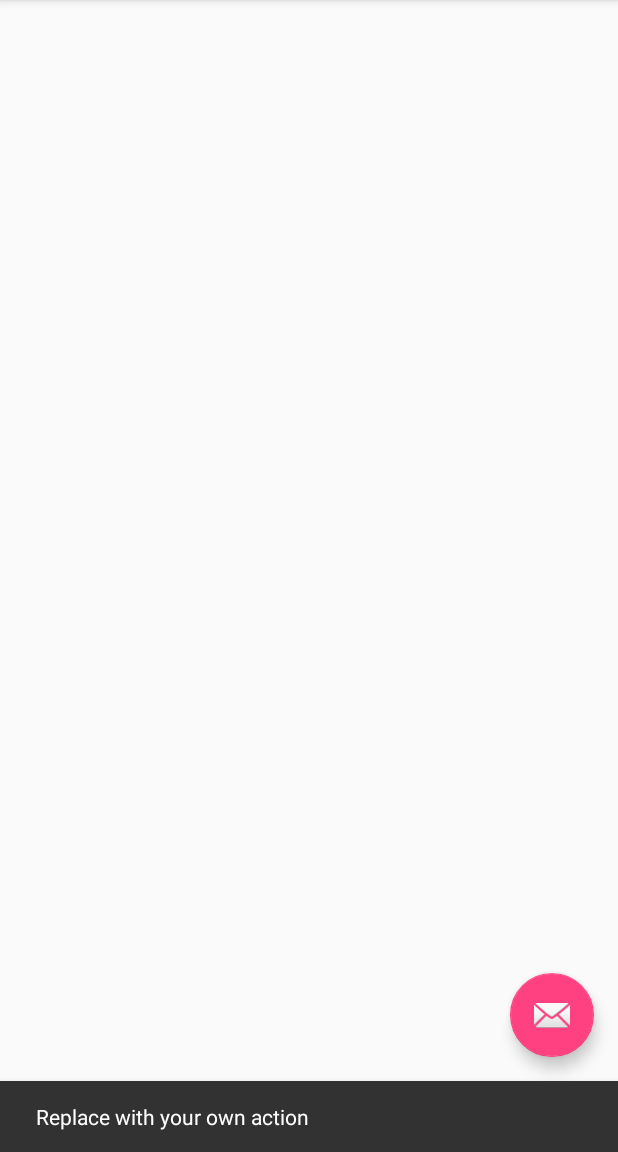
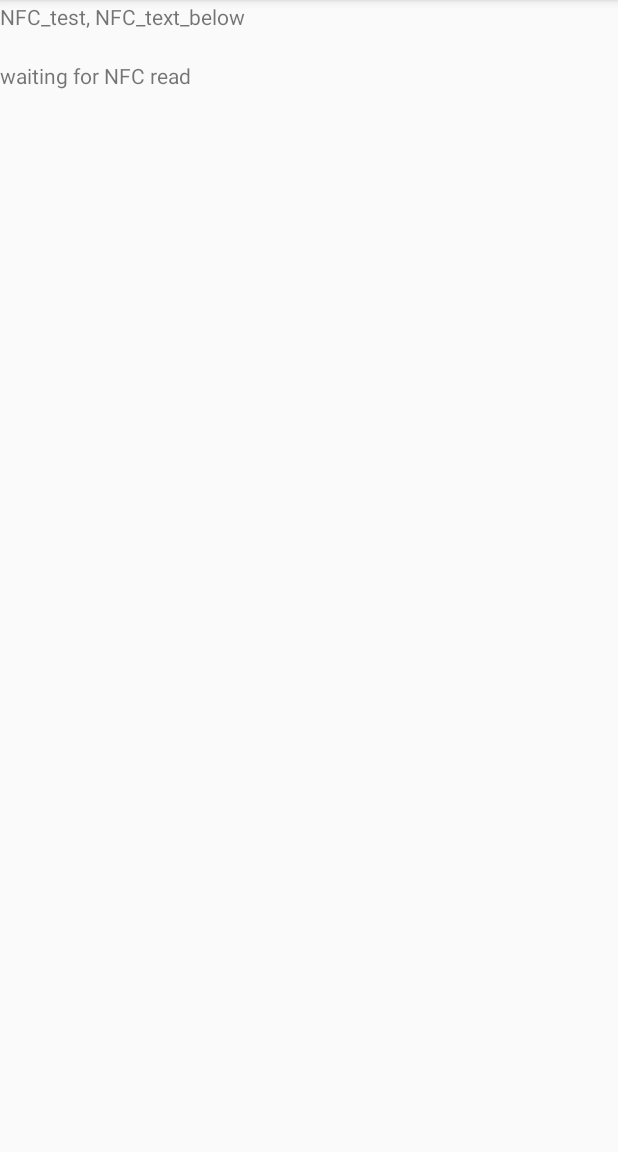
Before and after one commit to mxumichael/WardrobeAdvisor, an Android app: the screen it shows after launch (Home before the commit, nfc_test_page after it), after a tap on an icon or button, on a phone screen of 412 x 824 dp, the part 84-1236 px from its top. Run offline under Robolectric (Android 15) with nearby library versions, the phone set to English and light mode, and no system bars.

Commit message:
fixing up nfc errors from last commit
Merge remote-tracking branch 'origin/master'

# Conflicts:
#	app/src/main/java/com/example/anandchandrasekar/wardrobeadvisor/Home.java
#	app/src/main/res/layout/content_home.xml

```diff
--- a/app/src/main/AndroidManifest.xml
+++ b/app/src/main/AndroidManifest.xml
@@ -39,6 +39,8 @@
         </activity>
         <activity android:name=".FilterBarTestActivity" >
         </activity>
+        <activity android:name=".nfc_test_page" >
+        </activity>
     </application>
 
 
--- a/app/src/main/java/com/example/anandchandrasekar/wardrobeadvisor/Home.java
+++ b/app/src/main/java/com/example/anandchandrasekar/wardrobeadvisor/Home.java
@@ -27,9 +27,6 @@ import java.util.Arrays;
 
 public class Home extends AppCompatActivity {
 
-    private NfcAdapter mNfcAdapter;
-    public static final String MIME_TEXT_PLAIN = "text/plain";
-    TextView mTextView;
 
     @Override
     protected void onCreate(Bundle savedInstanceState) {
@@ -38,7 +35,6 @@ public class Home extends AppCompatActivity {
         Toolbar toolbar = (Toolbar) findViewById(R.id.toolbar);
         setSupportActionBar(toolbar);
 
-        nfcTest();
 
         FloatingActionButton fab = (FloatingActionButton) findViewById(R.id.fab);
         fab.setOnClickListener(new View.OnClickListener() {
@@ -46,22 +42,30 @@ public class Home extends AppCompatActivity {
             public void onClick(View view) {
                 Snackbar.make(view, "Replace with your own action", Snackbar.LENGTH_LONG)
                         .setAction("Action", null).show();
+                Intent i = new Intent(getApplicationContext(), nfc_test_page.class);
+                startActivity(i);
             }
         });
     }
 
     private void nfcTest() {
+        NfcAdapter mNfcAdapter;
+        String MIME_TEXT_PLAIN = "text/plain";
         mNfcAdapter = NfcAdapter.getDefaultAdapter(this);
 
         String is_nfc_ok = nfcSupportCheck();
         if (is_nfc_ok.equals("FAIL")){
             return;
         }
+        setContentView(R.layout.nfc_test_page);
         getIntent();
 
     }
 
     private String nfcSupportCheck() {
+        NfcAdapter mNfcAdapter;
+        String MIME_TEXT_PLAIN = "text/plain";
+        mNfcAdapter = NfcAdapter.getDefaultAdapter(this);
 
         //copied from http://code.tutsplus.com/tutorials/reading-nfc-tags-with-android--mobile-17278
         if (mNfcAdapter == null) {
@@ -79,106 +83,7 @@ public class Home extends AppCompatActivity {
         }
         return "OK";
     }
-    @Override
-    protected void onResume() {
-        super.onResume();
 
-        /**
-         * It's important, that the activity is in the foreground (resumed). Otherwise
-         * an IllegalStateException is thrown.
-         */
-        setupForegroundDispatch(this, mNfcAdapter);
-    }
-
-    @Override
-    protected void onPause() {
-        /**
-         * Call this before onPause, otherwise an IllegalArgumentException is thrown as well.
-         */
-        stopForegroundDispatch(this, mNfcAdapter);
-
-        super.onPause();
-    }
-
-    @Override
-    protected void onNewIntent(Intent intent) {
-        /**
-         * This method gets called, when a new Intent gets associated with the current activity instance.
-         * Instead of creating a new activity, onNewIntent will be called. For more information have a look
-         * at the documentation.
-         *
-         * In our case this method gets called, when the user attaches a Tag to the device.
-         */
-        handleIntent(intent);
-    }
-
-    private void handleIntent(Intent intent) {
-        /*this part gets called whenever an NFC is detected. I think this calls the Reader to actually read the information*/
-        Toast.makeText(this,"handleIntent has been called", Toast.LENGTH_LONG).show();
-
-        String action = intent.getAction();
-        if (NfcAdapter.ACTION_NDEF_DISCOVERED.equals(action)) {
-
-            String type = intent.getType();
-            if (MIME_TEXT_PLAIN.equals(type)) {
-
-                Tag tag = intent.getParcelableExtra(NfcAdapter.EXTRA_TAG);
-                new NdefReaderTask().execute(tag);
-
-            } else {
-               // Log.d(TAG, "Wrong mime type: " + type);
-                CharSequence temp = "Wrong mime type: " + type;
-                Toast.makeText(this,temp, Toast.LENGTH_LONG).show();
-
-            }
-        } else if (NfcAdapter.ACTION_TECH_DISCOVERED.equals(action)) {
-
-            // In case we would still use the Tech Discovered Intent
-            Tag tag = intent.getParcelableExtra(NfcAdapter.EXTRA_TAG);
-            String[] techList = tag.getTechList();
-            String searchedTech = Ndef.class.getName();
-
-            for (String tech : techList) {
-                if (searchedTech.equals(tech)) {
-                    new NdefReaderTask().execute(tag);
-                    break;
-                }
-            }
-        }
-    }
-
-    /**
-     * @param activity The corresponding {@link Activity} requesting the foreground dispatch.
-     * @param adapter The {@link NfcAdapter} used for the foreground dispatch.
-     */
-    public static void setupForegroundDispatch(final Activity activity, NfcAdapter adapter) {
-        final Intent intent = new Intent(activity.getApplicationContext(), activity.getClass());
-        intent.setFlags(Intent.FLAG_ACTIVITY_SINGLE_TOP);
-
-        final PendingIntent pendingIntent = PendingIntent.getActivity(activity.getApplicationContext(), 0, intent, 0);
-
-        IntentFilter[] filters = new IntentFilter[1];
-        String[][] techList = new String[][]{};
-
-        // Notice that this is the same filter as in our manifest.
-        filters[0] = new IntentFilter();
-        filters[0].addAction(NfcAdapter.ACTION_NDEF_DISCOVERED);
-        filters[0].addCategory(Intent.CATEGORY_DEFAULT);
-        try {
-            filters[0].addDataType(MIME_TEXT_PLAIN);
-        } catch (IntentFilter.MalformedMimeTypeException e) {
-            throw new RuntimeException("Check your mime type.");
-        }
-
-        adapter.enableForegroundDispatch(activity, pendingIntent, filters, techList);
-    }
-
-    /**
-     * @param adapter The {@link NfcAdapter} used for the foreground dispatch.
-     */
-    public static void stopForegroundDispatch(final Activity activity, NfcAdapter adapter) {
-        adapter.disableForegroundDispatch(activity);
-    }
 
     @Override
     public boolean onCreateOptionsMenu(Menu menu) {
@@ -201,73 +106,5 @@ public class Home extends AppCompatActivity {
 
         return super.onOptionsItemSelected(item);
     }
-    /**
-     * Background task for reading the data. Do not block the UI thread while reading.
-     *
-     * @author Ralf Wondratschek
-     *
-     */
-    private class NdefReaderTask extends AsyncTask<Tag, Void, String> {
-        TextView mTextView;
-        @Override
-        protected String doInBackground(Tag... params) {
-            Tag tag = params[0];
 
-            Ndef ndef = Ndef.get(tag);
-            if (ndef == null) {
-                // NDEF is not supported by this Tag.
-                return null;
-            }
-
-            NdefMessage ndefMessage = ndef.getCachedNdefMessage();
-
-            NdefRecord[] records = ndefMessage.getRecords();
-            for (NdefRecord ndefRecord : records) {
-                if (ndefRecord.getTnf() == NdefRecord.TNF_WELL_KNOWN && Arrays.equals(ndefRecord.getType(), NdefRecord.RTD_TEXT)) {
-                    try {
-                        return readText(ndefRecord);
-                    } catch (UnsupportedEncodingException e) {
-                        Log.e(ndefRecord.toString(), "Unsupported Encoding", e);
-                    }
-                }
-            }
-
-            return null;
-        }
-
-        private String readText(NdefRecord record) throws UnsupportedEncodingException {
-        /*
-         * See NFC forum specification for "Text Record Type Definition" at 3.2.1
-         *
-         * http://www.nfc-forum.org/specs/
-         *
-         * bit_7 defines encoding
-         * bit_6 reserved for future use, must be 0
-         * bit_5..0 length of IANA language code
-         */
-
-            byte[] payload = record.getPayload();
-
-            // Get the Text Encoding
-            String textEncoding = ((payload[0] & 128) == 0) ? "UTF-8" : "UTF-16";
-
-            // Get the Language Code
-            int languageCodeLength = payload[0] & 0063;
-
-            // String languageCode = new String(payload, 1, languageCodeLength, "US-ASCII");
-            // e.g. "en"
-
-            // Get the Text
-            return new String(payload, languageCodeLength + 1, payload.length - languageCodeLength - 1, textEncoding);
-        }
-
-        @Override
-        protected void onPostExecute(String result) {
-            mTextView = (TextView) findViewById(R.id.nfc_test);
-
-            if (result != null) {
-                mTextView.setText("Read content: " + result);
-            }
-        }
-    }
 }
--- /dev/null
+++ b/app/src/main/java/com/example/anandchandrasekar/wardrobeadvisor/nfc_test_page.java
@@ -0,0 +1,284 @@
+package com.example.anandchandrasekar.wardrobeadvisor;
+
+import android.app.Activity;
+import android.app.PendingIntent;
+import android.content.Intent;
+import android.content.IntentFilter;
+import android.nfc.NdefMessage;
+import android.nfc.NdefRecord;
+import android.nfc.NfcAdapter;
+import android.nfc.Tag;
+import android.nfc.tech.Ndef;
+import android.os.AsyncTask;
+import android.os.Bundle;
+import android.support.design.widget.FloatingActionButton;
+import android.support.design.widget.Snackbar;
+import android.support.v7.app.AppCompatActivity;
+import android.support.v7.widget.Toolbar;
+import android.util.Log;
+import android.view.Menu;
+import android.view.MenuItem;
+import android.view.View;
+import android.widget.TextView;
+import android.widget.Toast;
+
+import java.io.UnsupportedEncodingException;
+import java.util.Arrays;
+
+public class nfc_test_page extends AppCompatActivity {
+
+    private NfcAdapter mNfcAdapter;
+    public static final String MIME_TEXT_PLAIN = "text/plain";
+    TextView mTextView;
+
+    @Override
+    protected void onCreate(Bundle savedInstanceState) {
+        super.onCreate(savedInstanceState);
+        setContentView(R.layout.nfc_test_page);
+//        Toolbar toolbar = (Toolbar) findViewById(R.id.toolbar);
+//        setSupportActionBar(toolbar);
+
+        nfcTest();
+
+//        FloatingActionButton fab = (FloatingActionButton) findViewById(R.id.fab);
+//        fab.setOnClickListener(new View.OnClickListener() {
+//            @Override
+//            public void onClick(View view) {
+//                Snackbar.make(view, "Replace with your own action", Snackbar.LENGTH_LONG)
+//                        .setAction("Action", null).show();
+//            }
+//        });
+    }
+
+    private void nfcTest() {
+        mNfcAdapter = NfcAdapter.getDefaultAdapter(this);
+
+        String is_nfc_ok = nfcSupportCheck();
+        if (is_nfc_ok.equals("FAIL")){
+            return;
+        }
+        setContentView(R.layout.nfc_test_page);
+        getIntent();
+
+    }
+
+    private String nfcSupportCheck() {
+
+        //copied from http://code.tutsplus.com/tutorials/reading-nfc-tags-with-android--mobile-17278
+        if (mNfcAdapter == null) {
+            // Stop here, we definitely need NFC
+            Toast.makeText(this, "This device doesn't support NFC.", Toast.LENGTH_LONG).show();
+            //finish();
+            return "FAIL";
+        }
+
+        if (!mNfcAdapter.isEnabled()) {
+            Toast.makeText(this,"NFC is disabled.", Toast.LENGTH_LONG).show();
+            return "FAIL";
+        } else {
+            Toast.makeText(this,"NFC is OK.", Toast.LENGTH_LONG).show();
+        }
+        return "OK";
+    }
+    @Override
+    protected void onResume() {
+        super.onResume();
+
+        /**
+         * It's important, that the activity is in the foreground (resumed). Otherwise
+         * an IllegalStateException is thrown.
+         */
+        String is_nfc_ok = nfcSupportCheck();
+        if (is_nfc_ok.equals("FAIL")){
+            //do nothing
+        }else {
+            setupForegroundDispatch(this, mNfcAdapter);
+        }
+    }
+
+    @Override
+    protected void onPause() {
+        /**
+         * Call this before onPause, otherwise an IllegalArgumentException is thrown as well.
+         */
+        String is_nfc_ok = nfcSupportCheck();
+        if (is_nfc_ok.equals("FAIL")){
+            //do nothing
+        }else {
+            setupForegroundDispatch(this, mNfcAdapter);
+        }
+
+        super.onPause();
+    }
+
+    @Override
+    protected void onNewIntent(Intent intent) {
+        /**
+         * This method gets called, when a new Intent gets associated with the current activity instance.
+         * Instead of creating a new activity, onNewIntent will be called. For more information have a look
+         * at the documentation.
+         *
+         * In our case this method gets called, when the user attaches a Tag to the device.
+         */
+        handleIntent(intent);
+    }
+
+    private void handleIntent(Intent intent) {
+        /*this part gets called whenever an NFC is detected. I think this calls the Reader to actually read the information*/
+        Toast.makeText(this,"handleIntent has been called", Toast.LENGTH_LONG).show();
+
+        String action = intent.getAction();
+        if (NfcAdapter.ACTION_NDEF_DISCOVERED.equals(action)) {
+
+            String type = intent.getType();
+            if (MIME_TEXT_PLAIN.equals(type)) {
+
+                Tag tag = intent.getParcelableExtra(NfcAdapter.EXTRA_TAG);
+                new NdefReaderTask().execute(tag);
+
+            } else {
+               // Log.d(TAG, "Wrong mime type: " + type);
+                CharSequence temp = "Wrong mime type: " + type;
+                Toast.makeText(this,temp, Toast.LENGTH_LONG).show();
+
+            }
+        } else if (NfcAdapter.ACTION_TECH_DISCOVERED.equals(action)) {
+
+            // In case we would still use the Tech Discovered Intent
+            Tag tag = intent.getParcelableExtra(NfcAdapter.EXTRA_TAG);
+            String[] techList = tag.getTechList();
+            String searchedTech = Ndef.class.getName();
+
+            for (String tech : techList) {
+                if (searchedTech.equals(tech)) {
+                    new NdefReaderTask().execute(tag);
+                    break;
+                }
+            }
+        }
+    }
+
+    /**
+     * @param activity The corresponding {@link Activity} requesting the foreground dispatch.
+     * @param adapter The {@link NfcAdapter} used for the foreground dispatch.
+     */
+    public static void setupForegroundDispatch(final Activity activity, NfcAdapter adapter) {
+        final Intent intent = new Intent(activity.getApplicationContext(), activity.getClass());
+        intent.setFlags(Intent.FLAG_ACTIVITY_SINGLE_TOP);
+
+        final PendingIntent pendingIntent = PendingIntent.getActivity(activity.getApplicationContext(), 0, intent, 0);
+
+        IntentFilter[] filters = new IntentFilter[1];
+        String[][] techList = new String[][]{};
+
+        // Notice that this is the same filter as in our manifest.
+        filters[0] = new IntentFilter();
+        filters[0].addAction(NfcAdapter.ACTION_NDEF_DISCOVERED);
+        filters[0].addCategory(Intent.CATEGORY_DEFAULT);
+        try {
+            filters[0].addDataType(MIME_TEXT_PLAIN);
+        } catch (IntentFilter.MalformedMimeTypeException e) {
+            throw new RuntimeException("Check your mime type.");
+        }
+
+        adapter.enableForegroundDispatch(activity, pendingIntent, filters, techList);
+    }
+
+    /**
+     * @param adapter The {@link NfcAdapter} used for the foreground dispatch.
+     */
+    public static void stopForegroundDispatch(final Activity activity, NfcAdapter adapter) {
+        adapter.disableForegroundDispatch(activity);
+    }
+
+    @Override
+    public boolean onCreateOptionsMenu(Menu menu) {
+        // Inflate the menu; this adds items to the action bar if it is present.
+        getMenuInflater().inflate(R.menu.menu_home, menu);
+        return true;
+    }
+
+    @Override
+    public boolean onOptionsItemSelected(MenuItem item) {
+        // Handle action bar item clicks here. The action bar will
+        // automatically handle clicks on the Home/Up button, so long
+        // as you specify a parent activity in AndroidManifest.xml.
+        int id = item.getItemId();
+
+        //noinspection SimplifiableIfStatement
+        if (id == R.id.action_settings) {
+            return true;
+        }
+
+        return super.onOptionsItemSelected(item);
+    }
+    /**
+     * Background task for reading the data. Do not block the UI thread while reading.
+     *
+     * @author Ralf Wondratschek
+     *
+     */
+    private class NdefReaderTask extends AsyncTask<Tag, Void, String> {
+        TextView mTextView;
+        @Override
+        protected String doInBackground(Tag... params) {
+            Tag tag = params[0];
+
+            Ndef ndef = Ndef.get(tag);
+            if (ndef == null) {
+                // NDEF is not supported by this Tag.
+                return null;
+            }
+
+            NdefMessage ndefMessage = ndef.getCachedNdefMessage();
+
+            NdefRecord[] records = ndefMessage.getRecords();
+            for (NdefRecord ndefRecord : records) {
+                if (ndefRecord.getTnf() == NdefRecord.TNF_WELL_KNOWN && Arrays.equals(ndefRecord.getType(), NdefRecord.RTD_TEXT)) {
+                    try {
+                        return readText(ndefRecord);
+                    } catch (UnsupportedEncodingException e) {
+                        Log.e(ndefRecord.toString(), "Unsupported Encoding", e);
+                    }
+                }
+            }
+
+            return null;
+        }
+
+        private String readText(NdefRecord record) throws UnsupportedEncodingException {
+        /*
+         * See NFC forum specification for "Text Record Type Definition" at 3.2.1
+         *
+         * http://www.nfc-forum.org/specs/
+         *
+         * bit_7 defines encoding
+         * bit_6 reserved for future use, must be 0
+         * bit_5..0 length of IANA language code
+         */
+
+            byte[] payload = record.getPayload();
+
+            // Get the Text Encoding
+            String textEncoding = ((payload[0] & 128) == 0) ? "UTF-8" : "UTF-16";
+
+            // Get the Language Code
+            int languageCodeLength = payload[0] & 0063;
+
+            // String languageCode = new String(payload, 1, languageCodeLength, "US-ASCII");
+            // e.g. "en"
+
+            // Get the Text
+            return new String(payload, languageCodeLength + 1, payload.length - languageCodeLength - 1, textEncoding);
+        }
+
+        @Override
+        protected void onPostExecute(String result) {
+            mTextView = (TextView) findViewById(R.id.nfc_test);
+
+            if (result != null) {
+                mTextView.setText("Read content: " + result);
+            }
+        }
+    }
+}
--- a/app/src/main/res/layout/content_home.xml
+++ b/app/src/main/res/layout/content_home.xml
@@ -11,10 +11,4 @@
 
     <TextView android:text="Hello World!" android:layout_width="wrap_content"
         android:layout_height="wrap_content" />
-    <TextView
-        android:id="@+id/nfc_test"
-        android:text="NFC_test!"
-        android:layout_marginTop="20dp"
-        android:layout_width="wrap_content"
-        android:layout_height="wrap_content" />
 </RelativeLayout>
--- /dev/null
+++ b/app/src/main/res/layout/nfc_test_page.xml
@@ -0,0 +1,18 @@
+<?xml version="1.0" encoding="utf-8"?>
+<LinearLayout xmlns:android="http://schemas.android.com/apk/res/android"
+    android:orientation="vertical" android:layout_width="match_parent"
+    android:layout_height="match_parent">
+    <TextView
+        android:id="@+id/nfc_test_title"
+        android:text="NFC_test, NFC_text_below"
+        android:layout_marginTop="1dp"
+        android:layout_width="wrap_content"
+        android:layout_height="wrap_content" />
+    <TextView
+        android:id="@+id/nfc_test"
+        android:text="waiting for NFC read"
+        android:layout_marginTop="20dp"
+        android:layout_width="wrap_content"
+        android:layout_height="wrap_content" />
+
+</LinearLayout>
```
